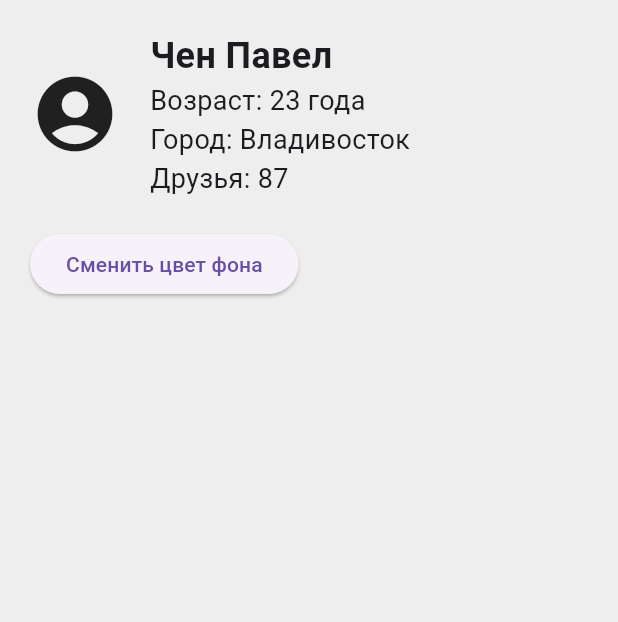
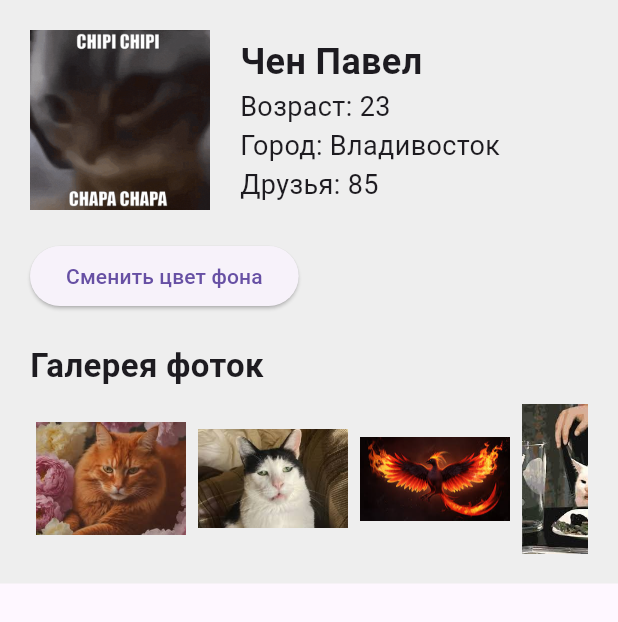
Before and after one commit to Pavel4en/Chen-Pavel-Sergeevich, a Flutter app: the screen it shows after launch, on a phone screen of 412 x 824 dp. Shown: the top 622 px of the screen. Run offline on Flutter 3.47's test engine with Material 3 defaults, Android fonts, the phone set to English and light mode, and no system bars.

```diff
--- /dev/null
+++ b/lib/app.dart
@@ -0,0 +1,13 @@
+import 'package:flutter/material.dart';
+import 'homep.dart';
+
+class MyApp extends StatelessWidget {
+  const MyApp({super.key});
+
+  @override
+  Widget build(BuildContext context) {
+    return const MaterialApp(
+      home: ProfilePage(),
+    );
+  }
+}
--- /dev/null
+++ b/lib/homep.dart
@@ -0,0 +1,77 @@
+import 'dart:math';
+import 'package:flutter/material.dart';
+
+class ProfilePage extends StatefulWidget {
+  const ProfilePage({super.key});
+
+  @override
+  _ProfilePageState createState() => _ProfilePageState();
+}
+
+class _ProfilePageState extends State<ProfilePage> {
+  Color _backgroundColor = Colors.grey.shade200;
+
+  void _changeBackgroundColor() {
+    setState(() {
+      _backgroundColor = Colors.primaries[Random().nextInt(Colors.primaries.length)].shade200;
+    });
+  }
+
+  @override
+  Widget build(BuildContext context) {
+    return Scaffold(
+      body: Container(
+        color: _backgroundColor,
+        child: Padding(
+          padding: const EdgeInsets.all(20.0),
+          child: SingleChildScrollView(
+            child: Column(
+              crossAxisAlignment: CrossAxisAlignment.start,
+              children: <Widget>[
+                Row(
+                  children: <Widget>[
+                    Image.asset('assets/images/chipi-chipi-chipi.gif', width: 120.0, height: 120.0),
+                    const SizedBox(width: 20),
+                    const Expanded(
+                      child: Column(
+                        crossAxisAlignment: CrossAxisAlignment.start,
+                        children: <Widget>[
+                          Text('Чен Павел', style: TextStyle(fontSize: 24, fontWeight: FontWeight.bold)),
+                          Text('Возраст: 23', style: TextStyle(fontSize: 18)),
+                          Text('Город: Владивосток', style: TextStyle(fontSize: 18)),
+                          Text('Друзья: 85', style: TextStyle(fontSize: 18)),
+                        ],
+                      ),
+                    ),
+                  ],
+                ),
+                const SizedBox(height: 20),
+                ElevatedButton(
+                  onPressed: _changeBackgroundColor,
+                  child: const Text('Сменить цвет фона'),
+                ),
+                const SizedBox(height: 20),
+                const Text('Галерея фоток', style: TextStyle(fontSize: 22, fontWeight: FontWeight.bold)),
+                const SizedBox(height: 10),
+                SizedBox(
+                  height: 100.0,
+                  child: ListView.builder(
+                    scrollDirection: Axis.horizontal,
+                    itemCount: 5,
+                    itemBuilder: (context, index) {
+                      return Container(
+                        width: 100.0,
+                        margin: const EdgeInsets.symmetric(horizontal: 4.0),
+                        child: Image.asset('assets/images/photo${index + 1}.jpeg'),
+                      );
+                    },
+                  ),
+                ),
+              ],
+            ),
+          ),
+        ),
+      ),
+    );
+  }
+}
--- a/lib/main.dart
+++ b/lib/main.dart
@@ -1,71 +1,6 @@
-import 'dart:math';
 import 'package:flutter/material.dart';
+import 'app.dart';
 
 void main() {
   runApp(const MyApp());
 }
-
-class MyApp extends StatelessWidget {
-  const MyApp({super.key});
-
-  @override
-  Widget build(BuildContext context) {
-    return const MaterialApp(
-      home: ProfilePage(),
-    );
-  }
-}
-
-class ProfilePage extends StatefulWidget {
-  const ProfilePage({super.key});
-
-  @override
-  _ProfilePageState createState() => _ProfilePageState();
-}
-
-class _ProfilePageState extends State<ProfilePage> {
-  Color _backgroundColor = Colors.grey.shade200;
-
-  void _changeBackgroundColor() {
-    setState(() {
-      _backgroundColor = Colors.primaries[Random().nextInt(Colors.primaries.length)].shade200;
-    });
-  }
-
-  @override
-  Widget build(BuildContext context) {
-    return Scaffold(
-      body: Container(
-        color: _backgroundColor,
-        child: Padding(
-          padding: const EdgeInsets.all(20.0),
-          child: Column(
-            crossAxisAlignment: CrossAxisAlignment.start,
-            children: <Widget>[
-              const Row(
-                children: <Widget>[
-                  Icon(Icons.account_circle, size: 60.0),
-                  SizedBox(width: 20),
-                  Column(
-                    crossAxisAlignment: CrossAxisAlignment.start,
-                    children: <Widget>[
-                      Text('Чен Павел', style: TextStyle(fontSize: 24, fontWeight: FontWeight.bold)),
-                      Text('Возраст: 23 года', style: TextStyle(fontSize: 18)),
-                      Text('Город: Владивосток', style: TextStyle(fontSize: 18)),
-                      Text('Друзья: 87', style: TextStyle(fontSize: 18)),
-                    ],
-                  ),
-                ],
-              ),
-              const SizedBox(height: 20),
-              ElevatedButton(
-                onPressed: _changeBackgroundColor,
-                child: const Text('Сменить цвет фона'),
-              ),
-            ],
-          ),
-        ),
-      ),
-    );
-  }
-}
--- a/pubspec.yaml
+++ b/pubspec.yaml
@@ -52,7 +52,8 @@ dev_dependencies:
 
 # The following section is specific to Flutter packages.
 flutter:
-
+  assets:
+    - assets/images/
   # The following line ensures that the Material Icons font is
   # included with your application, so that you can use the icons in
   # the material Icons class.
```
Also changed, not shown: assets/images/chipi-chipi-chipi.gif (added), assets/images/photo1.jpeg (added), assets/images/photo2.jpeg (added), assets/images/photo3.jpeg (added), assets/images/photo4.jpeg (added), assets/images/photo5.jpeg (added).
